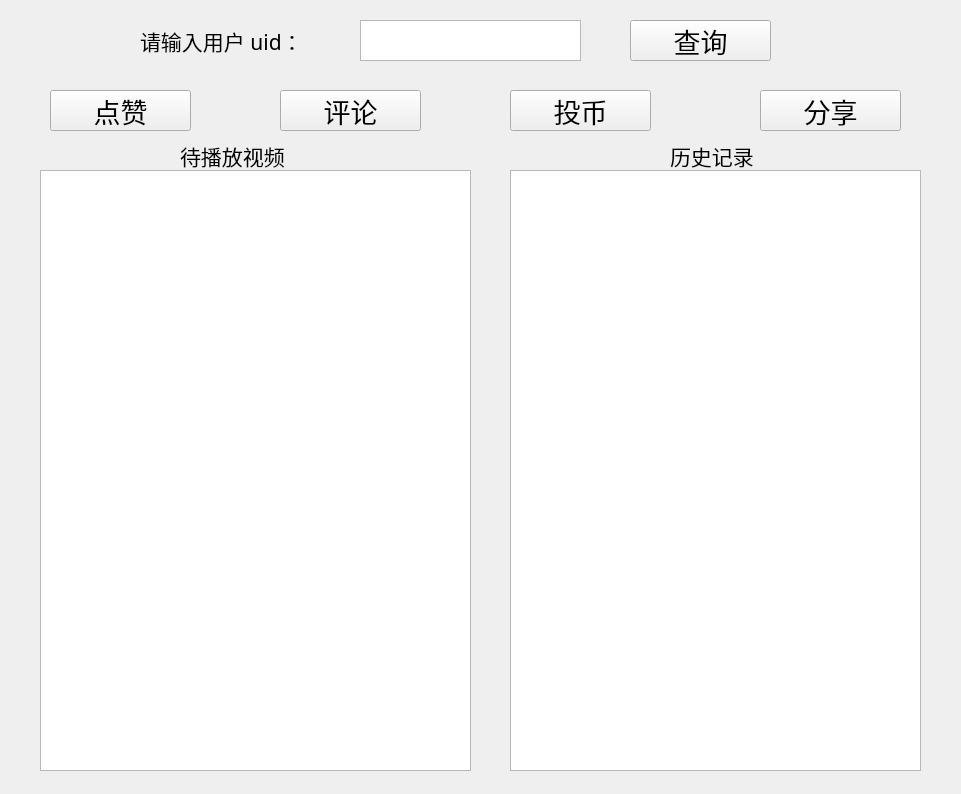
Before: the Qt Designer form UI/UserLoginWnd.ui in ChromaticVizier/MainWnd.py, drawn with Qt 5.
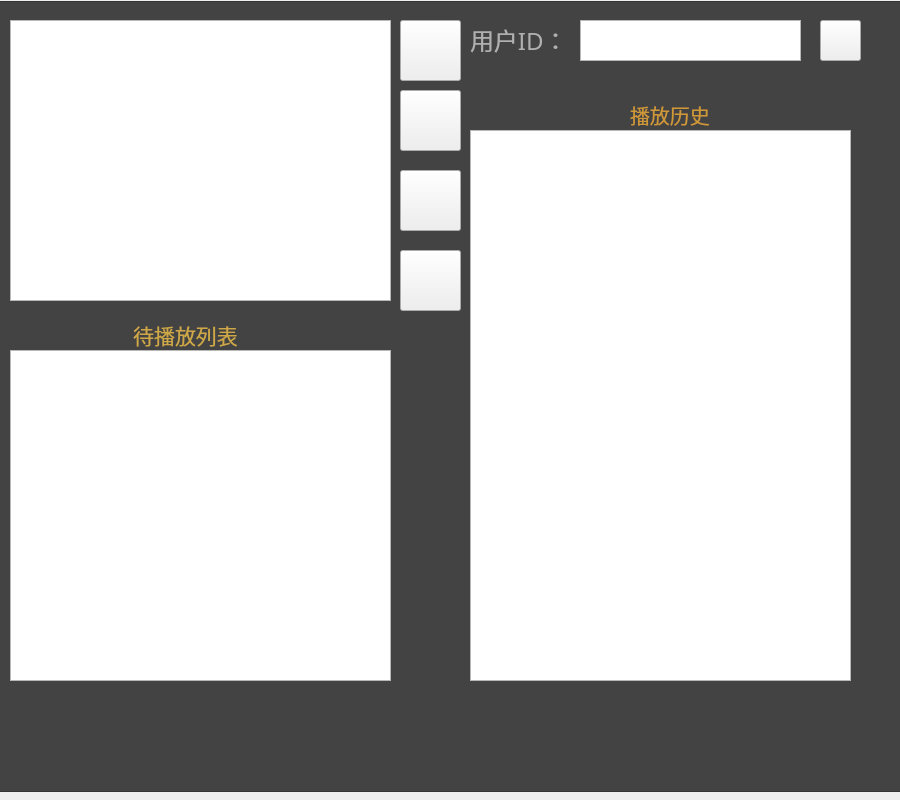
After: the same form once the commit is applied. Icons and pictures are not drawn.

The edit to the form file:
```diff
--- a/UI/UserLoginWnd.ui
+++ b/UI/UserLoginWnd.ui
@@ -6,22 +6,34 @@
    <rect>
     <x>0</x>
     <y>0</y>
-    <width>961</width>
-    <height>794</height>
+    <width>900</width>
+    <height>800</height>
    </rect>
   </property>
+  <property name="minimumSize">
+   <size>
+    <width>900</width>
+    <height>800</height>
+   </size>
+  </property>
   <property name="windowTitle">
    <string>用户测试</string>
   </property>
   <widget class="QListWidget" name="listToPlay">
    <property name="geometry">
     <rect>
-     <x>40</x>
-     <y>170</y>
-     <width>431</width>
-     <height>601</height>
+     <x>10</x>
+     <y>350</y>
+     <width>381</width>
+     <height>331</height>
     </rect>
    </property>
+   <property name="minimumSize">
+    <size>
+     <width>1</width>
+     <height>0</height>
+    </size>
+   </property>
    <property name="font">
     <font>
      <family>宋体</family>
@@ -32,26 +44,32 @@
   <widget class="QLabel" name="label">
    <property name="geometry">
     <rect>
-     <x>140</x>
+     <x>470</x>
      <y>20</y>
-     <width>221</width>
+     <width>101</width>
      <height>41</height>
     </rect>
    </property>
    <property name="font">
     <font>
-     <family>隶书</family>
-     <pointsize>16</pointsize>
+     <family>黑体</family>
+     <pointsize>9</pointsize>
+     <weight>50</weight>
+     <italic>false</italic>
+     <bold>false</bold>
     </font>
    </property>
+   <property name="styleSheet">
+    <string notr="true">font: 9pt &quot;黑体&quot;;</string>
+   </property>
    <property name="text">
-    <string>请输入用户 uid：</string>
+    <string>&lt;html&gt;&lt;head/&gt;&lt;body&gt;&lt;p&gt;&lt;span style=&quot; font-size:18pt; color:#b0b0b0;&quot;&gt;用户ID：&lt;/span&gt;&lt;/p&gt;&lt;/body&gt;&lt;/html&gt;</string>
    </property>
   </widget>
   <widget class="QTextEdit" name="textEdit">
    <property name="geometry">
     <rect>
-     <x>360</x>
+     <x>580</x>
      <y>20</y>
      <width>221</width>
      <height>41</height>
@@ -61,10 +79,10 @@
   <widget class="QListView" name="listHistory">
    <property name="geometry">
     <rect>
-     <x>510</x>
-     <y>170</y>
-     <width>411</width>
-     <height>601</height>
+     <x>470</x>
+     <y>130</y>
+     <width>381</width>
+     <height>551</height>
     </rect>
    </property>
    <property name="font">
@@ -77,27 +95,33 @@
   <widget class="QLabel" name="label_2">
    <property name="geometry">
     <rect>
-     <x>670</x>
-     <y>130</y>
+     <x>630</x>
+     <y>90</y>
      <width>121</width>
      <height>51</height>
     </rect>
    </property>
    <property name="font">
     <font>
-     <family>隶书</family>
-     <pointsize>16</pointsize>
+     <family>黑体</family>
+     <pointsize>15</pointsize>
+     <weight>50</weight>
+     <italic>false</italic>
+     <bold>false</bold>
     </font>
    </property>
+   <property name="styleSheet">
+    <string notr="true">font: 15pt &quot;黑体&quot;;</string>
+   </property>
    <property name="text">
-    <string>历史记录</string>
+    <string>&lt;html&gt;&lt;head/&gt;&lt;body&gt;&lt;p&gt;&lt;span style=&quot; color:#ce9738;&quot;&gt;播放历史&lt;/span&gt;&lt;/p&gt;&lt;/body&gt;&lt;/html&gt;</string>
    </property>
   </widget>
   <widget class="QLabel" name="label_3">
    <property name="geometry">
     <rect>
-     <x>180</x>
-     <y>130</y>
+     <x>110</x>
+     <y>310</y>
      <width>151</width>
      <height>51</height>
     </rect>
@@ -109,15 +133,19 @@
     </font>
    </property>
    <property name="text">
-    <string>待播放视频</string>
+    <string>&lt;!DOCTYPE HTML PUBLIC &quot;-//W3C//DTD HTML 4.0//EN&quot; &quot;http://www.w3.org/TR/REC-html40/strict.dtd&quot;&gt;
+&lt;html&gt;&lt;head&gt;&lt;meta name=&quot;qrichtext&quot; content=&quot;1&quot; /&gt;&lt;style type=&quot;text/css&quot;&gt;
+p, li { white-space: pre-wrap; }
+&lt;/style&gt;&lt;/head&gt;&lt;body style=&quot; font-family:'隶书'; font-size:16pt; font-weight:400; font-style:normal;&quot;&gt;
+&lt;p align=&quot;center&quot; style=&quot; margin-top:0px; margin-bottom:0px; margin-left:0px; margin-right:0px; -qt-block-indent:0; text-indent:0px;&quot;&gt;&lt;span style=&quot; font-family:'黑体'; color:#cea847;&quot;&gt;待播放列表&lt;/span&gt;&lt;/p&gt;&lt;/body&gt;&lt;/html&gt;</string>
    </property>
   </widget>
   <widget class="QPushButton" name="Query">
    <property name="geometry">
     <rect>
-     <x>630</x>
+     <x>820</x>
      <y>20</y>
-     <width>141</width>
+     <width>41</width>
      <height>41</height>
     </rect>
    </property>
@@ -127,17 +155,20 @@
      <pointsize>20</pointsize>
     </font>
    </property>
+   <property name="styleSheet">
+    <string notr="true">border-image: url(:/imagees/pic4.png);</string>
+   </property>
    <property name="text">
-    <string>查询</string>
+    <string/>
    </property>
   </widget>
   <widget class="QPushButton" name="Share">
    <property name="geometry">
     <rect>
-     <x>760</x>
-     <y>90</y>
-     <width>141</width>
-     <height>41</height>
+     <x>400</x>
+     <y>250</y>
+     <width>61</width>
+     <height>61</height>
     </rect>
    </property>
    <property name="font">
@@ -146,17 +177,20 @@
      <pointsize>20</pointsize>
     </font>
    </property>
+   <property name="styleSheet">
+    <string notr="true">border-image: url(:/imagees/pic8.png);</string>
+   </property>
    <property name="text">
-    <string>分享</string>
+    <string/>
    </property>
   </widget>
   <widget class="QPushButton" name="Comment">
    <property name="geometry">
     <rect>
-     <x>280</x>
+     <x>400</x>
      <y>90</y>
-     <width>141</width>
-     <height>41</height>
+     <width>61</width>
+     <height>61</height>
     </rect>
    </property>
    <property name="font">
@@ -165,17 +199,20 @@
      <pointsize>20</pointsize>
     </font>
    </property>
+   <property name="styleSheet">
+    <string notr="true">border-image: url(:/imagees/pic6.png);</string>
+   </property>
    <property name="text">
-    <string>评论</string>
+    <string/>
    </property>
   </widget>
   <widget class="QPushButton" name="Praise">
    <property name="geometry">
     <rect>
-     <x>50</x>
-     <y>90</y>
-     <width>141</width>
-     <height>41</height>
+     <x>400</x>
+     <y>20</y>
+     <width>61</width>
+     <height>61</height>
     </rect>
    </property>
    <property name="font">
@@ -184,17 +221,20 @@
      <pointsize>20</pointsize>
     </font>
    </property>
+   <property name="styleSheet">
+    <string notr="true">border-image: url(:/imagees/pic5.png);</string>
+   </property>
    <property name="text">
-    <string>点赞</string>
+    <string/>
    </property>
   </widget>
   <widget class="QPushButton" name="Coin">
    <property name="geometry">
     <rect>
-     <x>510</x>
-     <y>90</y>
-     <width>141</width>
-     <height>41</height>
+     <x>400</x>
+     <y>170</y>
+     <width>61</width>
+     <height>61</height>
     </rect>
    </property>
    <property name="font">
@@ -203,10 +243,52 @@
      <pointsize>20</pointsize>
     </font>
    </property>
+   <property name="styleSheet">
+    <string notr="true">border-image: url(:/imagees/pic7.png);</string>
+   </property>
    <property name="text">
-    <string>投币</string>
+    <string/>
    </property>
   </widget>
+  <widget class="QGraphicsView" name="graphicsView">
+   <property name="geometry">
+    <rect>
+     <x>-5</x>
+     <y>1</y>
+     <width>971</width>
+     <height>791</height>
+    </rect>
+   </property>
+   <property name="styleSheet">
+    <string notr="true">background-color: rgb(67, 67, 67);</string>
+   </property>
+  </widget>
+  <widget class="QGraphicsView" name="graphicsView_2">
+   <property name="geometry">
+    <rect>
+     <x>10</x>
+     <y>20</y>
+     <width>381</width>
+     <height>281</height>
+    </rect>
+   </property>
+   <property name="styleSheet">
+    <string notr="true">border-image: url(:/imagees/pic9.png);</string>
+   </property>
+  </widget>
+  <zorder>graphicsView</zorder>
+  <zorder>listToPlay</zorder>
+  <zorder>label</zorder>
+  <zorder>textEdit</zorder>
+  <zorder>listHistory</zorder>
+  <zorder>label_2</zorder>
+  <zorder>label_3</zorder>
+  <zorder>Query</zorder>
+  <zorder>Share</zorder>
+  <zorder>Comment</zorder>
+  <zorder>Praise</zorder>
+  <zorder>Coin</zorder>
+  <zorder>graphicsView_2</zorder>
  </widget>
  <resources/>
  <connections>
```
Left out of the diff: 36 changed lines with no effect on the pictures.
